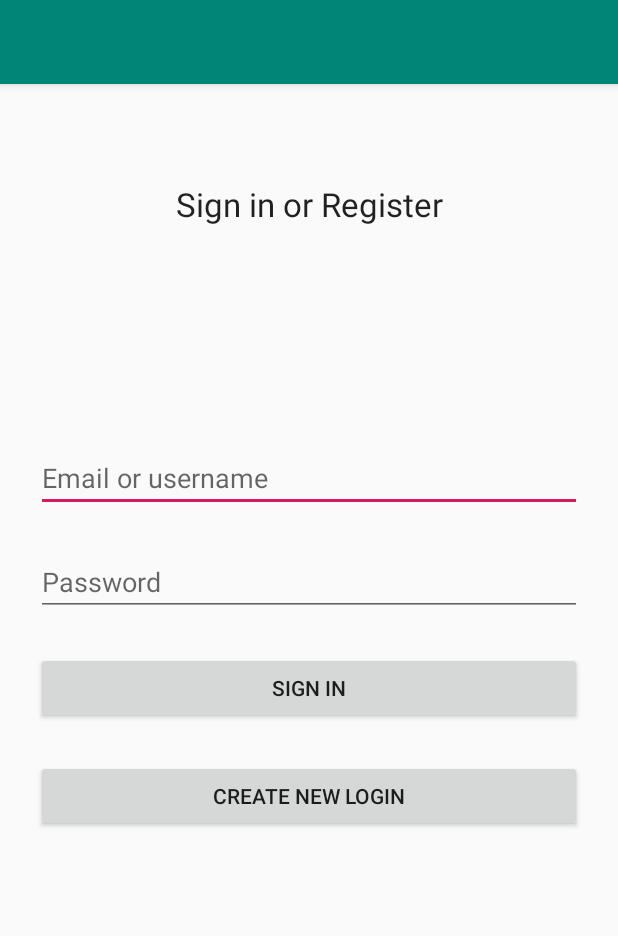
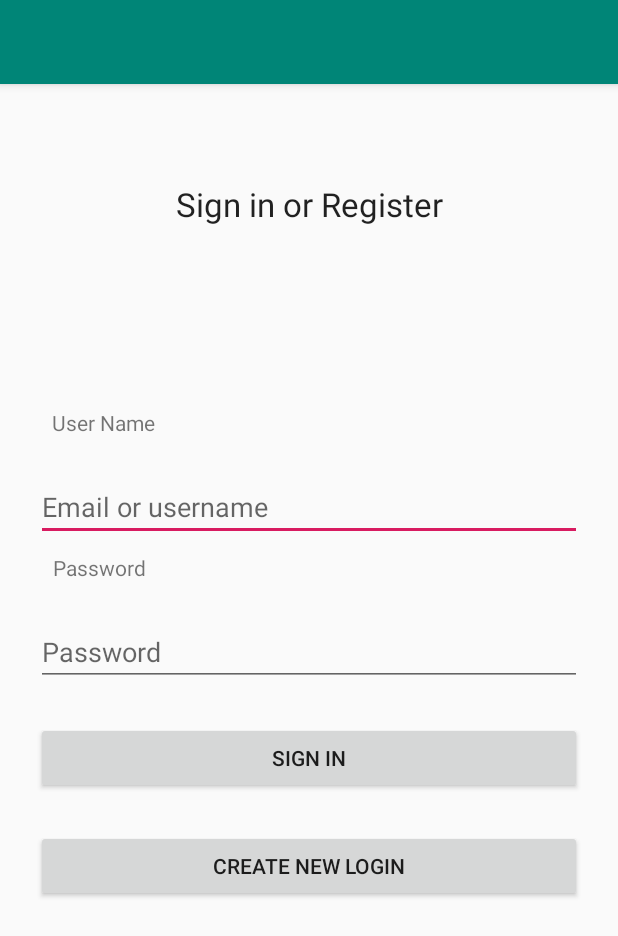
Before and after one commit to mavinkurve/Shoe-Store-App-Udacity, an Android app: the screen it shows after launch (MainActivity), on a phone screen of 412 x 824 dp. Shown: the top 936 px of the screen. Run offline under Robolectric (Android 15) with nearby library versions, the phone set to English and light mode, and no system bars; our stand-ins replace Timber, data binding; Roboto replaces fonts that are not available here.

Commit message:
Add labels for username and password fields

```diff
--- a/shoe-store-app/app/src/main/res/layout/fragment_login.xml
+++ b/shoe-store-app/app/src/main/res/layout/fragment_login.xml
@@ -30,6 +30,16 @@
             android:orientation="horizontal"
             app:layout_constraintGuide_percent="0.33" />
 
+        <androidx.appcompat.widget.AppCompatTextView
+            android:id="@+id/textView_username"
+            android:layout_width="wrap_content"
+            android:layout_height="wrap_content"
+            android:text="@string/username_label_text"
+            app:layout_constraintHorizontal_bias="0.10"
+            app:layout_constraintLeft_toLeftOf="parent"
+            app:layout_constraintRight_toRightOf="parent"
+            app:layout_constraintTop_toTopOf="@id/login_guideline" />
+
         <androidx.appcompat.widget.AppCompatEditText
             android:id="@+id/edittext_username"
             android:layout_width="match_parent"
@@ -40,7 +50,18 @@
             android:inputType="textEmailAddress"
             app:layout_constraintLeft_toLeftOf="parent"
             app:layout_constraintRight_toRightOf="parent"
-            app:layout_constraintTop_toTopOf="@id/login_guideline" />
+            app:layout_constraintTop_toBottomOf="@id/textView_username" />
+
+        <androidx.appcompat.widget.AppCompatTextView
+            android:id="@+id/textView_password"
+            android:layout_width="wrap_content"
+            android:layout_height="wrap_content"
+            android:layout_marginTop="8dp"
+            android:text="@string/password"
+            app:layout_constraintHorizontal_bias="0.10"
+            app:layout_constraintLeft_toLeftOf="parent"
+            app:layout_constraintRight_toRightOf="parent"
+            app:layout_constraintTop_toBottomOf="@id/edittext_username" />
 
         <androidx.appcompat.widget.AppCompatEditText
             android:id="@+id/edittext_password"
@@ -52,7 +73,7 @@
             android:inputType="textPassword"
             app:layout_constraintLeft_toLeftOf="parent"
             app:layout_constraintRight_toRightOf="parent"
-            app:layout_constraintTop_toBottomOf="@id/edittext_username" />
+            app:layout_constraintTop_toBottomOf="@id/textView_password" />
 
         <androidx.appcompat.widget.AppCompatButton
             android:id="@+id/btn_signin"
--- a/shoe-store-app/app/src/main/res/layout/fragment_shoe_detail.xml
+++ b/shoe-store-app/app/src/main/res/layout/fragment_shoe_detail.xml
@@ -44,6 +44,7 @@
             android:layout_height="wrap_content"
             android:layout_weight="1"
             android:hint="@string/hint_shoe_detail_size"
+            android:inputType="numberDecimal"
             app:layout_constraintBottom_toBottomOf="parent"
             app:layout_constraintEnd_toEndOf="parent"
             app:layout_constraintStart_toStartOf="parent"
--- a/shoe-store-app/app/src/main/res/values/strings.xml
+++ b/shoe-store-app/app/src/main/res/values/strings.xml
@@ -32,4 +32,5 @@
     <string name="header_shoe_detail_text">Add Shoe Details</string>
     <string name="hint_shoe_detail_name">Shoe Name</string>
     <string name="hint_shoe_detail_size">Size</string>
+    <string name="username_label_text">User Name</string>
 </resources>
```
Also changed, not shown: shoe-store-app/app/src/main/res/layout/fragment_instruction.xml (+0 -11 lines).
